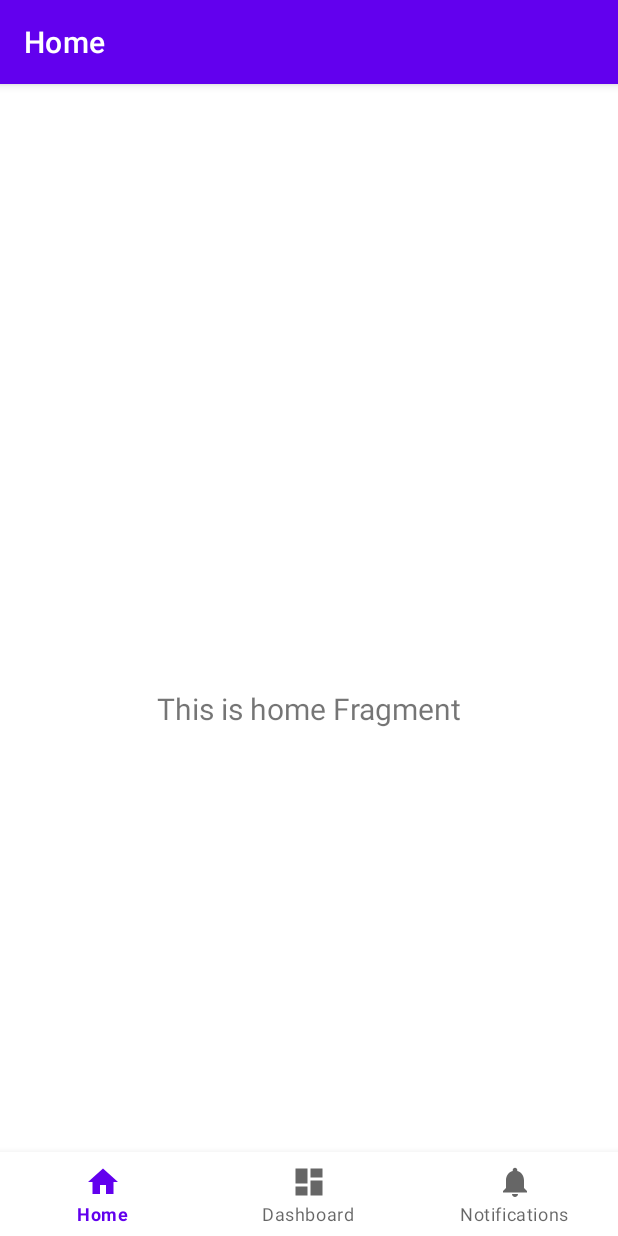
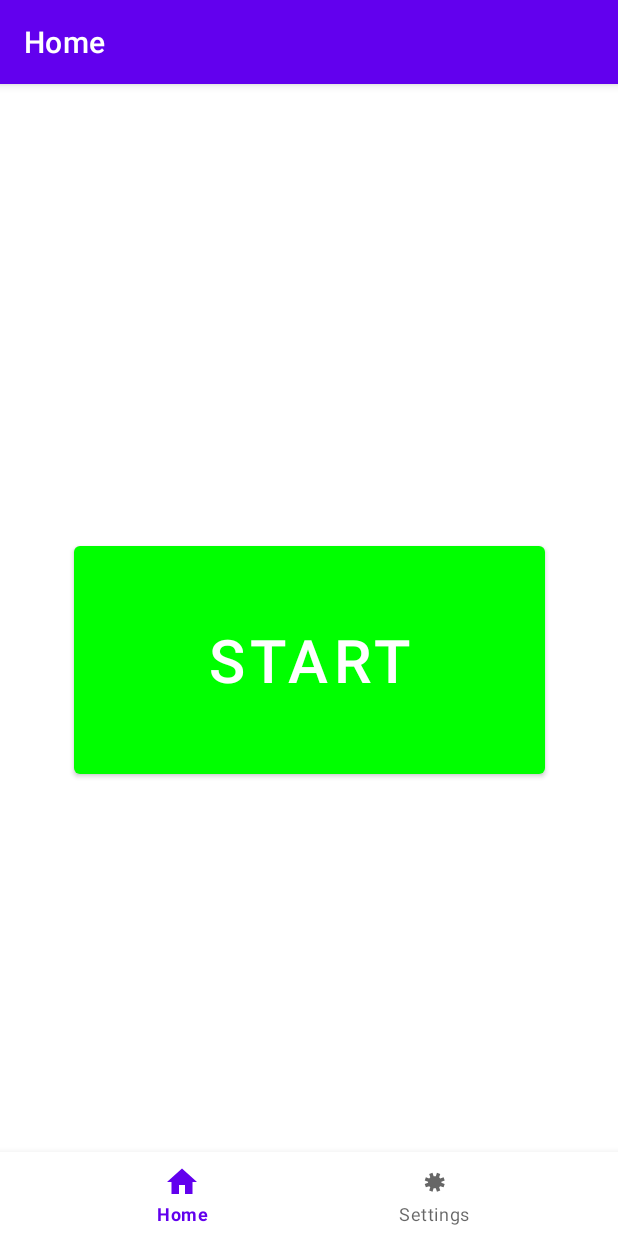
Before and after one commit to GorudoYami/SensorDataCollector, an Android app: the screen it shows after launch (MainActivity), on a phone screen of 412 x 824 dp. Run offline under Robolectric (Android 15) with nearby library versions, the phone set to English and light mode, and no system bars; our stand-ins replace navigation-ui.

Commit message:
changes button

```diff
--- a/app/build.gradle.kts
+++ b/app/build.gradle.kts
@@ -45,6 +45,7 @@ dependencies {
     implementation(libs.androidx.lifecycle.viewmodel.ktx)
     implementation(libs.androidx.navigation.fragment.ktx)
     implementation(libs.androidx.navigation.ui.ktx)
+    implementation(libs.androidx.activity)
     testImplementation(libs.junit)
     androidTestImplementation(libs.androidx.junit)
     androidTestImplementation(libs.androidx.espresso.core)
--- a/app/src/main/AndroidManifest.xml
+++ b/app/src/main/AndroidManifest.xml
@@ -13,6 +13,9 @@
         android:theme="@style/Theme.SensorDataCollector"
         tools:targetApi="31">
         <activity
+            android:name=".MainActivity2"
+            android:exported="false" />
+        <activity
             android:name=".MainActivity"
             android:exported="true"
             android:label="@string/app_name">
--- a/app/src/main/java/pl/polsl/sensordatacollector/MainActivity.kt
+++ b/app/src/main/java/pl/polsl/sensordatacollector/MainActivity.kt
@@ -1,6 +1,8 @@
 package pl.polsl.sensordatacollector
 
 import android.os.Bundle
+import android.widget.Button
+import android.graphics.Color
 import com.google.android.material.bottomnavigation.BottomNavigationView
 import androidx.appcompat.app.AppCompatActivity
 import androidx.navigation.findNavController
@@ -15,9 +17,25 @@ class MainActivity : AppCompatActivity() {
 
     override fun onCreate(savedInstanceState: Bundle?) {
         super.onCreate(savedInstanceState)
-
+        var x = 1;
         binding = ActivityMainBinding.inflate(layoutInflater)
         setContentView(binding.root)
+
+        val button: Button = findViewById(R.id.button);
+        button.setBackgroundColor(Color.parseColor("#00FF00"));
+        button.setOnClickListener{
+            if (x == 0){
+                button.setBackgroundColor(Color.parseColor("#00FF00"));
+                button.setText("START");
+                x++;
+            }
+            else {
+                button.setBackgroundColor(Color.parseColor("#FF0000"));
+                button.setText("STOP");
+                x--;
+            }
+        }
+
 
         val navView: BottomNavigationView = binding.navView
 
@@ -25,8 +43,11 @@ class MainActivity : AppCompatActivity() {
         // Passing each menu ID as a set of Ids because each
         // menu should be considered as top level destinations.
         val appBarConfiguration = AppBarConfiguration(setOf(
-                R.id.navigation_home, R.id.navigation_dashboard, R.id.navigation_notifications))
+                R.id.navigation_home, R.id.navigation_settings, R.id.navigation_settings))
         setupActionBarWithNavController(navController, appBarConfiguration)
         navView.setupWithNavController(navController)
     }
+
+
+
 }
--- a/app/src/main/res/drawable/ic_notifications_black_24dp.xml
+++ b/app/src/main/res/drawable/ic_notifications_black_24dp.xml
@@ -1,9 +1,9 @@
 <vector xmlns:android="http://schemas.android.com/apk/res/android"
-    android:width="24dp"
-    android:height="24dp"
-    android:viewportWidth="24.0"
-    android:viewportHeight="24.0">
+    android:width="200dp"
+    android:height="200dp"
+    android:viewportWidth="65.0"
+    android:viewportHeight="65.0">
     <path
         android:fillColor="#FF000000"
-        android:pathData="M12,22c1.1,0 2,-0.9 2,-2h-4c0,1.1 0.89,2 2,2zM18,16v-5c0,-3.07 -1.64,-5.64 -4.5,-6.32L13.5,4c0,-0.83 -0.67,-1.5 -1.5,-1.5s-1.5,0.67 -1.5,1.5v0.68C7.63,5.36 6,7.92 6,11v5l-2,2v1h16v-1l-2,-2z" />
+        android:pathData="M36 50 L42 48 L40 42 L42 40 L48 42 L50 36 L44 34 L44 32 L50 30 L48 24 L42 26 L40 24 L42 18 L36 16 L34 22 L30 22 L28 16 L22 18 L24 24 L22 26 L16 24 L14 30 L20 32 L20 34 L14 36 L16 42 L22 40 L24 42 L22 48 L28 50 L30 44 L34 44 Z" />
 </vector>
--- a/app/src/main/res/layout/activity_main.xml
+++ b/app/src/main/res/layout/activity_main.xml
@@ -1,6 +1,7 @@
 <?xml version="1.0" encoding="utf-8"?>
 <androidx.constraintlayout.widget.ConstraintLayout xmlns:android="http://schemas.android.com/apk/res/android"
     xmlns:app="http://schemas.android.com/apk/res-auto"
+    xmlns:tools="http://schemas.android.com/tools"
     android:id="@+id/container"
     android:layout_width="match_parent"
     android:layout_height="match_parent"
@@ -25,9 +26,23 @@
         android:layout_height="match_parent"
         app:defaultNavHost="true"
         app:layout_constraintBottom_toTopOf="@id/nav_view"
+        app:layout_constraintHorizontal_bias="1.0"
         app:layout_constraintLeft_toLeftOf="parent"
         app:layout_constraintRight_toRightOf="parent"
         app:layout_constraintTop_toTopOf="parent"
+        app:layout_constraintVertical_bias="0.0"
         app:navGraph="@navigation/mobile_navigation" />
 
+    <Button
+        android:id="@+id/button"
+        android:layout_width="314dp"
+        android:layout_height="164dp"
+        android:text="START"
+        android:textColorLink="#000000"
+        android:textSize="40sp"
+        app:layout_constraintBottom_toTopOf="@+id/nav_view"
+        app:layout_constraintEnd_toEndOf="parent"
+        app:layout_constraintStart_toStartOf="parent"
+        app:layout_constraintTop_toTopOf="@+id/nav_host_fragment_activity_main" />
+
 </androidx.constraintlayout.widget.ConstraintLayout>
--- a/app/src/main/res/menu/bottom_nav_menu.xml
+++ b/app/src/main/res/menu/bottom_nav_menu.xml
@@ -7,13 +7,8 @@
         android:title="@string/title_home" />
 
     <item
-        android:id="@+id/navigation_dashboard"
-        android:icon="@drawable/ic_dashboard_black_24dp"
-        android:title="@string/title_dashboard" />
-
-    <item
-        android:id="@+id/navigation_notifications"
+        android:id="@+id/navigation_navigations"
         android:icon="@drawable/ic_notifications_black_24dp"
-        android:title="@string/title_notifications" />
+        android:title="@string/title_settings" />
 
 </menu>
--- a/app/src/main/res/navigation/mobile_navigation.xml
+++ b/app/src/main/res/navigation/mobile_navigation.xml
@@ -9,17 +9,25 @@
         android:id="@+id/navigation_home"
         android:name="pl.polsl.sensordatacollector.ui.home.HomeFragment"
         android:label="@string/title_home"
-        tools:layout="@layout/fragment_home" />
+        tools:layout="@layout/fragment_home" >
+        <action
+            android:id="@+id/action_navigation_home_to_mainActivity"
+            app:destination="@id/mainActivity" />
+    </fragment>
 
     <fragment
-        android:id="@+id/navigation_dashboard"
+        android:id="@+id/navigation_settings"
         android:name="pl.polsl.sensordatacollector.ui.dashboard.DashboardFragment"
-        android:label="@string/title_dashboard"
+        android:label="@string/title_settings"
         tools:layout="@layout/fragment_dashboard" />
 
     <fragment
-        android:id="@+id/navigation_notifications"
+        android:id="@+id/navigation_settings"
         android:name="pl.polsl.sensordatacollector.ui.notifications.NotificationsFragment"
-        android:label="@string/title_notifications"
+        android:label="@string/title_settings"
         tools:layout="@layout/fragment_notifications" />
+    <activity
+        android:id="@+id/mainActivity"
+        android:name="pl.polsl.sensordatacollector.MainActivity"
+        android:label="MainActivity" />
 </navigation>
--- a/app/src/main/res/values/colors.xml
+++ b/app/src/main/res/values/colors.xml
@@ -3,6 +3,8 @@
     <color name="purple_200">#FFBB86FC</color>
     <color name="purple_500">#FF6200EE</color>
     <color name="purple_700">#FF3700B3</color>
+    <color name="green">#00FF00</color>
+    <color name="red">#FF0000</color>
     <color name="teal_200">#FF03DAC5</color>
     <color name="teal_700">#FF018786</color>
     <color name="black">#FF000000</color>
--- a/app/src/main/res/values/strings.xml
+++ b/app/src/main/res/values/strings.xml
@@ -1,6 +1,5 @@
 <resources>
     <string name="app_name">SensorDataCollector</string>
     <string name="title_home">Home</string>
-    <string name="title_dashboard">Dashboard</string>
-    <string name="title_notifications">Notifications</string>
+    <string name="title_settings">Settings</string>
 </resources>
--- a/gradle/libs.versions.toml
+++ b/gradle/libs.versions.toml
@@ -12,6 +12,7 @@ lifecycleLivedataKtx = "2.6.1"
 lifecycleViewmodelKtx = "2.6.1"
 navigationFragmentKtx = "2.6.0"
 navigationUiKtx = "2.6.0"
+activity = "1.8.0"
 
 [libraries]
 androidx-core-ktx = { group = "androidx.core", name = "core-ktx", version.ref = "coreKtx" }
@@ -25,6 +26,7 @@ androidx-lifecycle-livedata-ktx = { group = "androidx.lifecycle", name = "lifecy
 androidx-lifecycle-viewmodel-ktx = { group = "androidx.lifecycle", name = "lifecycle-viewmodel-ktx", version.ref = "lifecycleViewmodelKtx" }
 androidx-navigation-fragment-ktx = { group = "androidx.navigation", name = "navigation-fragment-ktx", version.ref = "navigationFragmentKtx" }
 androidx-navigation-ui-ktx = { group = "androidx.navigation", name = "navigation-ui-ktx", version.ref = "navigationUiKtx" }
+androidx-activity = { group = "androidx.activity", name = "activity", version.ref = "activity" }
 
 [plugins]
 androidApplication = { id = "com.android.application", version.ref = "agp" }
```
Also changed, not shown: app/src/main/java/pl/polsl/sensordatacollector/MainActivity2.kt (added, +20 -0 lines), app/src/main/res/layout/activity_main2.xml (added, +24 -0 lines).
